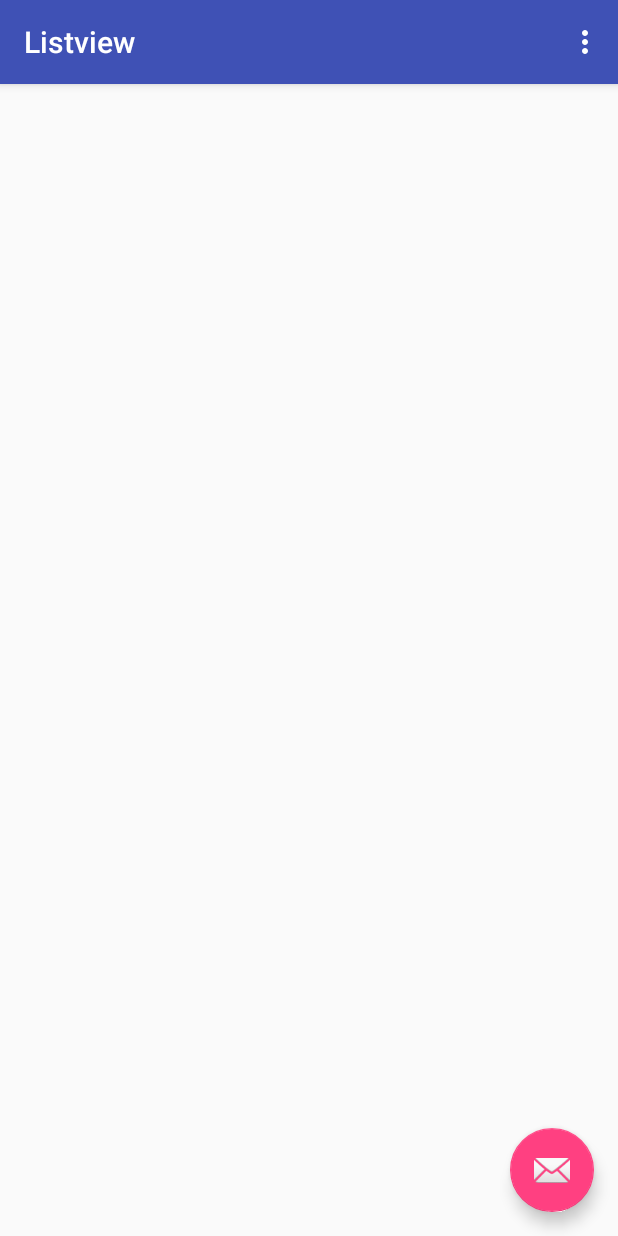
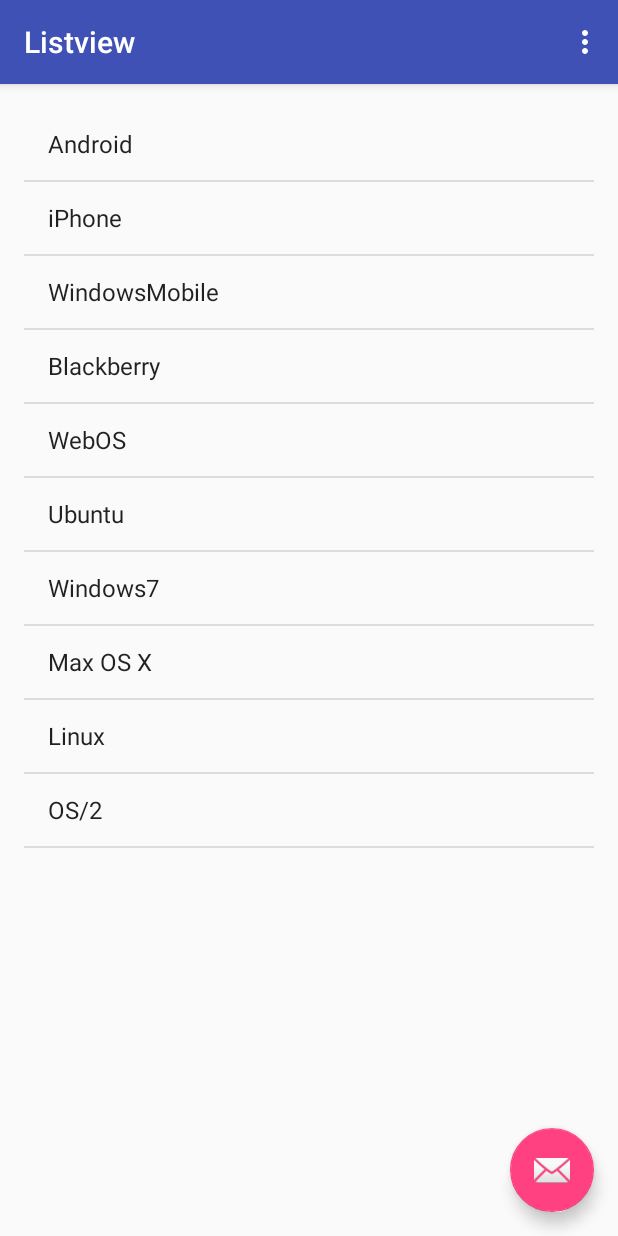
Before and after one commit to OlalKeith/Listview, an Android app: the screen it shows after launch (MainActivity), on a phone screen of 412 x 824 dp. Run offline under Robolectric (Android 15) with nearby library versions, the phone set to English and light mode, and no system bars.

Commit message:
listview

```diff
--- a/app/src/main/java/com/olalkeith/listview/MainActivity.java
+++ b/app/src/main/java/com/olalkeith/listview/MainActivity.java
@@ -8,6 +8,11 @@ import android.support.v7.widget.Toolbar;
 import android.view.View;
 import android.view.Menu;
 import android.view.MenuItem;
+import android.widget.AdapterView;
+import android.widget.ArrayAdapter;
+import android.widget.ListAdapter;
+import android.widget.ListView;
+import android.widget.Toast;
 
 public class MainActivity extends AppCompatActivity {
 
@@ -15,6 +20,32 @@ public class MainActivity extends AppCompatActivity {
     protected void onCreate(Bundle savedInstanceState) {
         super.onCreate(savedInstanceState);
         setContentView(R.layout.activity_main);
+
+        String[] values = new String[] { "Android", "iPhone", "WindowsMobile",
+                "Blackberry", "WebOS", "Ubuntu", "Windows7", "Max OS X",
+                "Linux", "OS/2" };
+
+        ListAdapter theAdapter = new ArrayAdapter<String>(this, android.R.layout.simple_list_item_1,
+                values);
+
+        ListView theListView = (ListView) findViewById(R.id.thelistview);
+        theListView.setAdapter(theAdapter);
+
+        theListView.setOnItemClickListener(new AdapterView.OnItemClickListener() {
+            @Override
+            public void onItemClick(AdapterView<?> adapterView, View view, int position, long l) {
+
+            String something =  "you selected" +
+                    String.valueOf(adapterView.getItemAtPosition(position));
+
+            Toast.makeText(MainActivity.this,something, Toast.LENGTH_SHORT).show();
+
+
+            }
+        });
+
+
+
         Toolbar toolbar = (Toolbar) findViewById(R.id.toolbar);
         setSupportActionBar(toolbar);
 
```
